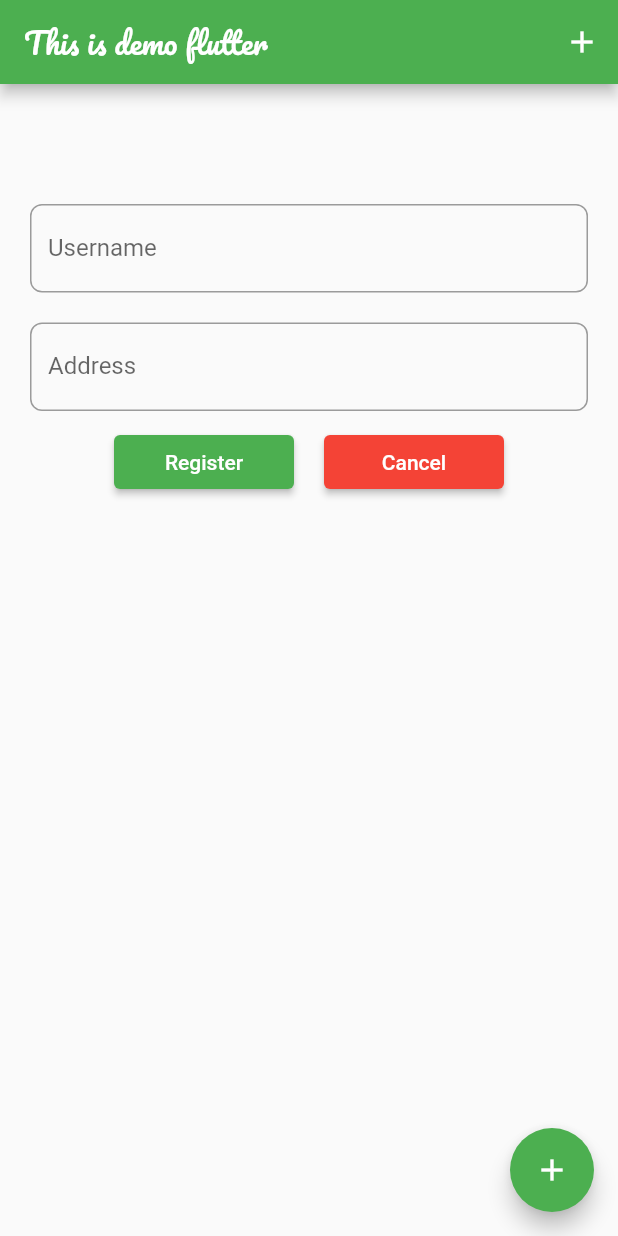
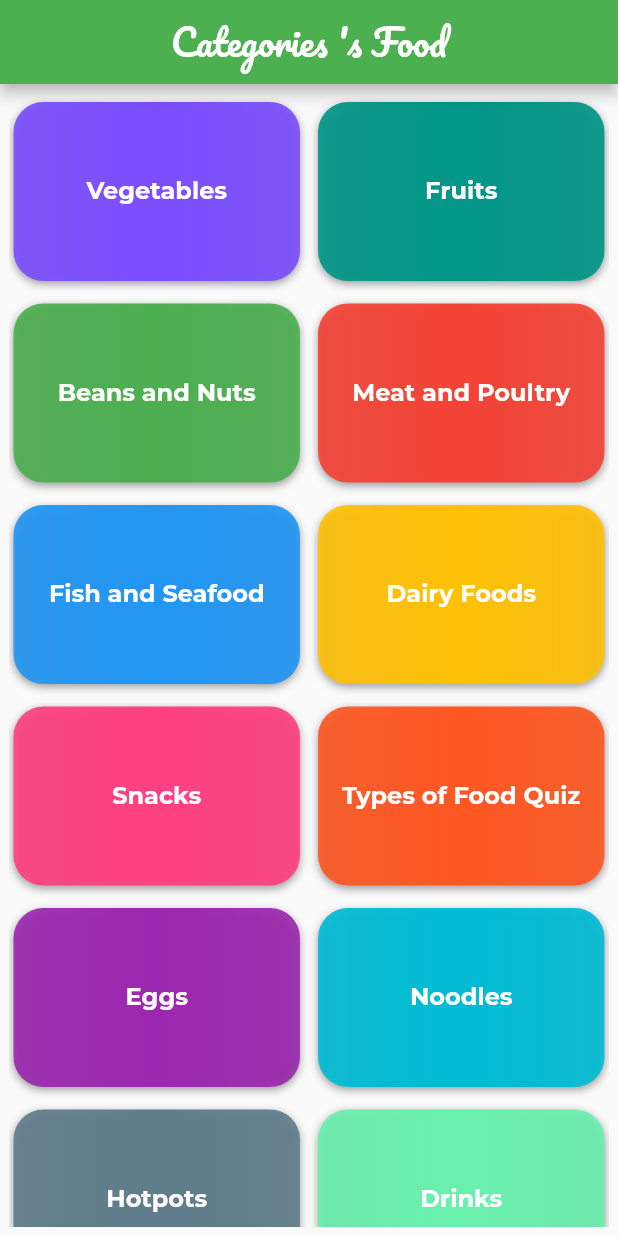
Before and after one commit to NamTranDinh/FlutterFresher, a Flutter app: the screen it shows after launch, on a phone screen of 412 x 824 dp. Run offline on Flutter 3.47's test engine with Material 2 defaults, Android fonts, the phone set to English and light mode, and no system bars; our stand-ins replace date_format, toast.

Commit message:
Categorises's Food App -> complete layout home

```diff
--- /dev/null
+++ b/lib/FoodApp/Data/FakeDataCategories.dart
@@ -0,0 +1,20 @@
+import 'package:demo_app/FoodApp/Models/CategoriesModel.dart';
+import 'package:flutter/material.dart';
+
+List<CategoriesModel> FAKE_DATA_CATEGORIES = [
+  CategoriesModel(id: 1, nameCategory: 'Vegetables', color: Colors.deepPurpleAccent),
+  CategoriesModel(id: 2, nameCategory: 'Fruits', color: Colors.teal),
+  CategoriesModel(id: 3, nameCategory: 'Beans and Nuts', color: Colors.green),
+  CategoriesModel(id: 4, nameCategory: 'Meat and Poultry', color: Colors.red),
+  CategoriesModel(id: 5, nameCategory: 'Fish and Seafood', color: Colors.blue),
+  CategoriesModel(id: 6, nameCategory: 'Dairy Foods', color: Colors.amber),
+  CategoriesModel(id: 7, nameCategory: 'Snacks', color: Colors.pinkAccent),
+  CategoriesModel(id: 8, nameCategory: 'Types of Food Quiz', color: Colors.deepOrange),
+  CategoriesModel(id: 9, nameCategory: 'Eggs', color: Colors.purple),
+  CategoriesModel(id: 10, nameCategory: 'Noodles', color: Colors.cyan),
+  CategoriesModel(id: 11, nameCategory: 'Hotpots', color: Colors.blueGrey),
+  CategoriesModel(id: 12, nameCategory: 'Drinks', color: Colors.greenAccent),
+  CategoriesModel(id: 13, nameCategory: 'Salads', color: Colors.deepOrangeAccent),
+  CategoriesModel(id: 14, nameCategory: 'Hamburgers', color: Colors.lightGreenAccent),
+  CategoriesModel(id: 15, nameCategory: 'Drupe/Stone', color: Colors.pink)
+];
--- /dev/null
+++ b/lib/FoodApp/Home/HomeCategories.dart
@@ -0,0 +1,21 @@
+import 'package:demo_app/FoodApp/Data/FakeDataCategories.dart';
+import 'package:demo_app/FoodApp/LayoutItem/ItemCategories.dart';
+import 'package:flutter/material.dart';
+
+class HomeCategories extends StatelessWidget {
+  @override
+  Widget build(BuildContext context) {
+    return Container(
+      padding: const EdgeInsets.all(0),
+      child: GridView(
+        gridDelegate: const SliverGridDelegateWithMaxCrossAxisExtent(
+            maxCrossAxisExtent: 300,
+            childAspectRatio: 3 / 2,
+            crossAxisSpacing: 6,
+            mainAxisSpacing: 3),
+        children:
+          FAKE_DATA_CATEGORIES.map((eachCategory) => ItemCategories(categoriesModel: eachCategory)).toList(),
+      ),
+    );
+  }
+}
--- /dev/null
+++ b/lib/FoodApp/LayoutItem/ItemCategories.dart
@@ -0,0 +1,47 @@
+import 'package:demo_app/FoodApp/Models/CategoriesModel.dart';
+import 'package:flutter/material.dart';
+
+class ItemCategories extends StatelessWidget {
+  final CategoriesModel categoriesModel;
+
+  ItemCategories({required this.categoriesModel});
+
+  @override
+  Widget build(BuildContext context) {
+    Color colorBg = categoriesModel.color;
+    return Container(
+      margin: const EdgeInsets.symmetric(horizontal: 3.0, vertical: 6.0),
+      decoration: BoxDecoration(
+        borderRadius: BorderRadius.circular(20),
+        boxShadow: const [
+          BoxShadow(
+            color: Colors.grey,
+            offset: Offset(0.0, 2.0), //(x,y)
+            blurRadius: 4.0,
+          ),
+        ],
+        gradient: LinearGradient(colors: [
+          colorBg.withOpacity(0.9),
+          colorBg,
+          colorBg.withOpacity(0.9)
+        ], begin: Alignment.topLeft, end: Alignment.topRight),
+        color: colorBg,
+      ),
+      child: Column(
+        crossAxisAlignment: CrossAxisAlignment.center,
+        mainAxisAlignment: MainAxisAlignment.center,
+        children: [
+          Text(
+            categoriesModel.nameCategory,
+            style: const TextStyle(
+              color: Colors.white,
+              fontSize: 16,
+              fontFamily: 'Montserrat_VariableFont_wght',
+              fontWeight: FontWeight.bold,
+            ),
+          ),
+        ],
+      ),
+    );
+  }
+}
--- /dev/null
+++ b/lib/FoodApp/Models/CategoriesModel.dart
@@ -0,0 +1,9 @@
+import 'dart:ui';
+
+class CategoriesModel{
+  late int id;
+  late String nameCategory;
+  late Color color;
+
+  CategoriesModel({required this.id, required this.nameCategory, required this.color});
+}
--- a/lib/main.dart
+++ b/lib/main.dart
@@ -1,16 +1,25 @@
 import 'package:flutter/material.dart';
 import 'DateTimeCLass.dart';
+import 'FoodApp/Home/HomeCategories.dart';
 import 'Form/RegisterForm.dart';
-import 'TextField.dart';
 
 void main() {
-  runApp(
-      MaterialApp(
-        theme: ThemeData(
-          primaryColor: Colors.green,
-        ),
-        title: 'This is demo Flutter',
-        home: RegisterForm(),
-      )
-  );
+  runApp(MaterialApp(
+      theme: ThemeData(
+      primaryColor: Colors.green,
+    ),
+    title: 'This is demo Flutter',
+    home: Scaffold(
+      appBar: AppBar(
+        title:const Text('Categories \'s Food',
+        style: TextStyle(fontFamily: 'Pacifico_Regular', fontSize: 24)),
+        centerTitle: true,
+        backgroundColor: Colors.green,
+      ),
+      body: SafeArea(
+        minimum: const EdgeInsets.symmetric(horizontal: 6, vertical: 6),
+        child: HomeCategories(),
+      ),
+    ),
+  ));
 }
--- a/pubspec.yaml
+++ b/pubspec.yaml
@@ -103,6 +103,12 @@ flutter:
         - asset: assets/fonts/Pacifico-Regular.ttf
           weight: 700
 
+    - family: Montserrat_VariableFont_wght
+      fonts:
+        - asset: assets/fonts/Montserrat-VariableFont_wght.ttf
+          weight: 700
+
+
   #
   # For details regarding fonts from package dependencies,
   # see https://flutter.dev/custom-fonts/#from-packages
```
Also changed, not shown: assets/fonts/Montserrat-VariableFont_wght.ttf (added).
